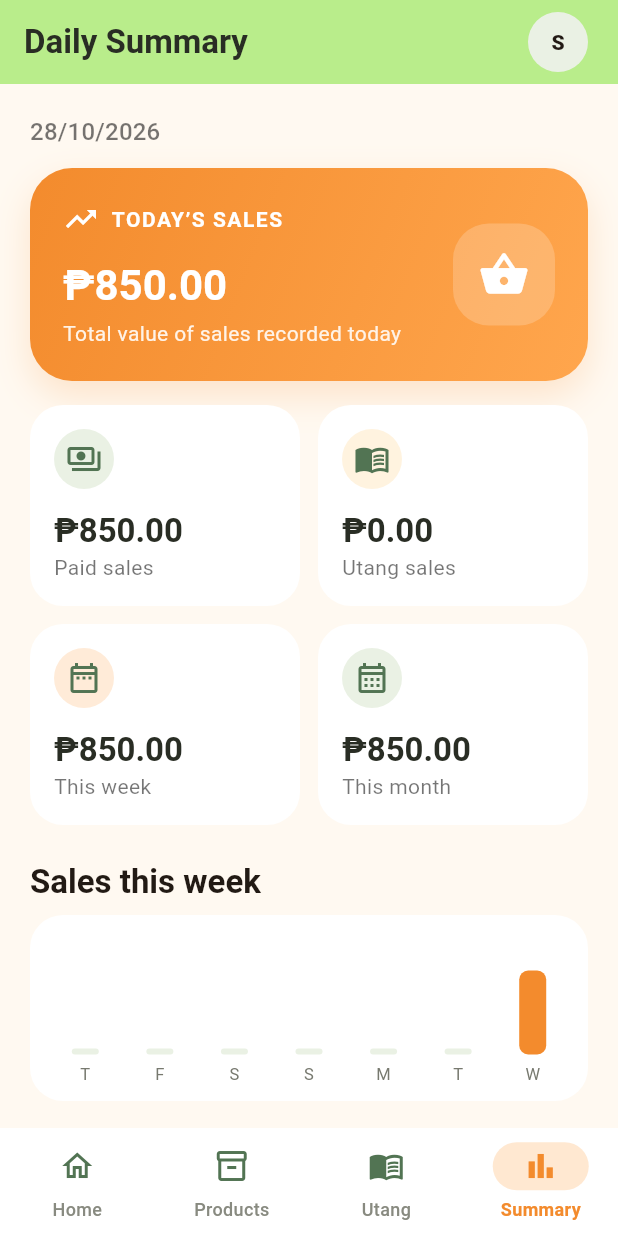
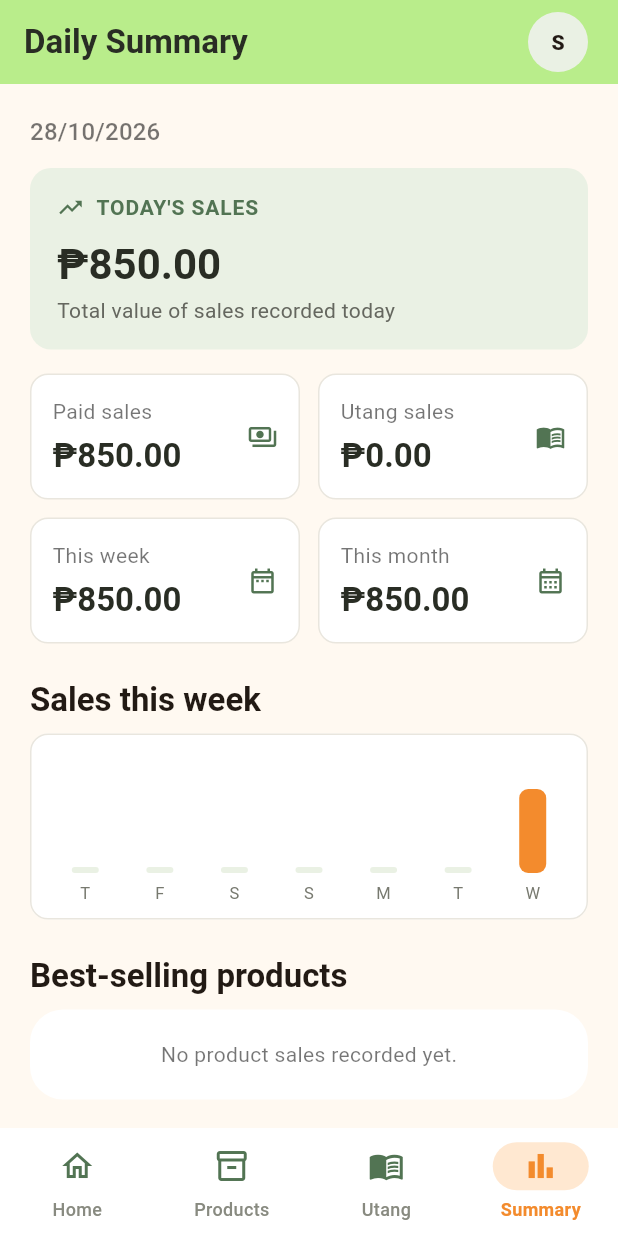
Before and after one commit to camellakimblancia-24-lgtm/TindaHub, a Flutter app: the screen it shows after launch, item 4 of the bottom bar chosen, on a phone screen of 412 x 824 dp. Run offline on Flutter 3.47's test engine with Material 3 defaults, Android fonts, the phone set to English and light mode, and no system bars; our stand-ins replace file_picker; network calls fail.

Commit message:
Refine daily sales summary card styling

```diff
--- a/tindahub/lib/main.dart
+++ b/tindahub/lib/main.dart
@@ -1247,71 +1247,41 @@ class _SalesOverviewCard extends StatelessWidget {
 
   @override
   Widget build(BuildContext context) => Container(
-    padding: const EdgeInsets.all(22),
+    width: double.infinity,
+    padding: const EdgeInsets.symmetric(horizontal: 18, vertical: 16),
     decoration: BoxDecoration(
-      borderRadius: BorderRadius.circular(28),
-      gradient: const LinearGradient(
-        begin: Alignment.topLeft,
-        end: Alignment.bottomRight,
-        colors: [_orange, Color(0xFFFFA64D)],
-      ),
-      boxShadow: const [
-        BoxShadow(
-          color: Color(0x33F38B2D),
-          blurRadius: 20,
-          offset: Offset(0, 10),
-        ),
-      ],
-    ),
-    child: Row(
-      children: [
-        Expanded(
+      color: _lightGreen,
+      borderRadius: BorderRadius.circular(14),
+    ),
     child: Column(
       crossAxisAlignment: CrossAxisAlignment.start,
       children: [
         const Row(
           children: [
-                  Icon(Icons.trending_up, color: Colors.white),
+            Icon(Icons.trending_up, color: _green, size: 18),
             SizedBox(width: 8),
             Text(
-                    'TODAY’S SALES',
+              "TODAY'S SALES",
               style: TextStyle(
-                      color: Colors.white,
-                      letterSpacing: 1,
+                color: _green,
+                letterSpacing: 0.6,
                 fontWeight: FontWeight.w700,
               ),
             ),
           ],
         ),
-              const SizedBox(height: 14),
+        const SizedBox(height: 10),
         Text(
           _peso(amount),
           style: Theme.of(context).textTheme.headlineMedium?.copyWith(
-                  color: Colors.white,
-                  fontWeight: FontWeight.bold,
-                ),
-              ),
-              const SizedBox(height: 4),
+            color: _ink,
+            fontWeight: FontWeight.w700,
+          ),
+        ),
+        const SizedBox(height: 3),
         const Text(
           'Total value of sales recorded today',
-                style: TextStyle(color: Color(0xFFFFF3E7)),
-              ),
-            ],
-          ),
-        ),
-        const SizedBox(width: 10),
-        Container(
-          width: 68,
-          height: 68,
-          decoration: BoxDecoration(
-            color: Colors.white.withValues(alpha: 0.2),
-            borderRadius: BorderRadius.circular(24),
-          ),
-          child: const Icon(
-            Icons.shopping_basket_rounded,
-            color: Colors.white,
-            size: 34,
-          ),
+          style: TextStyle(color: Color(0xFF65675F)),
         ),
       ],
     ),
@@ -1323,44 +1293,42 @@ class _MetricCard extends StatelessWidget {
     required this.icon,
     required this.label,
     required this.value,
-    required this.tint,
-    required this.onTap,
   });
 
   final IconData icon;
   final String label;
   final String value;
-  final Color tint;
-  final VoidCallback onTap;
-
-  @override
-  Widget build(BuildContext context) => Card(
-    elevation: 0,
+
+  @override
+  Widget build(BuildContext context) => Container(
+    padding: const EdgeInsets.all(14),
+    decoration: BoxDecoration(
       color: Colors.white,
-    child: InkWell(
-      borderRadius: BorderRadius.circular(22),
-      onTap: onTap,
-      child: Padding(
-        padding: const EdgeInsets.all(16),
+      borderRadius: BorderRadius.circular(12),
+      border: Border.all(color: const Color(0xFFE9E6DE)),
+    ),
+    child: Row(
+      children: [
+        Expanded(
           child: Column(
             crossAxisAlignment: CrossAxisAlignment.start,
-          children: [
-            CircleAvatar(
-              backgroundColor: tint,
-              child: Icon(icon, color: _green),
-            ),
-            const SizedBox(height: 14),
+            mainAxisAlignment: MainAxisAlignment.center,
+            children: [
+              Text(label, style: const TextStyle(color: Colors.black54)),
+              const SizedBox(height: 6),
               Text(
                 value,
                 style: Theme.of(context).textTheme.titleLarge?.copyWith(
-                fontWeight: FontWeight.bold,
+                  fontWeight: FontWeight.w700,
                   color: _ink,
                 ),
               ),
-            Text(label, style: const TextStyle(color: Colors.black54)),
-          ],
-        ),
-      ),
+            ],
+          ),
+        ),
+        const SizedBox(width: 8),
+        Icon(icon, color: _green, size: 20),
+      ],
     ),
   );
 }
@@ -2581,8 +2549,6 @@ class DailySummaryScreen extends StatelessWidget {
                 icon: Icons.payments_outlined,
                 label: 'Paid sales',
                 value: _peso(paid),
-                tint: _lightGreen,
-                onTap: () {},
               ),
             ),
             const SizedBox(width: 12),
@@ -2591,8 +2557,6 @@ class DailySummaryScreen extends StatelessWidget {
                 icon: Icons.menu_book_outlined,
                 label: 'Utang sales',
                 value: _peso(credit),
-                tint: const Color(0xFFFFF3DF),
-                onTap: () {},
               ),
             ),
           ],
@@ -2605,8 +2569,6 @@ class DailySummaryScreen extends StatelessWidget {
                 icon: Icons.date_range_outlined,
                 label: 'This week',
                 value: _peso(weekTotal),
-                tint: const Color(0xFFFFEBD8),
-                onTap: () {},
               ),
             ),
             const SizedBox(width: 12),
@@ -2615,8 +2577,6 @@ class DailySummaryScreen extends StatelessWidget {
                 icon: Icons.calendar_month_outlined,
                 label: 'This month',
                 value: _peso(monthTotal),
-                tint: _lightGreen,
-                onTap: () {},
               ),
             ),
           ],
@@ -2732,6 +2692,10 @@ class _WeeklySalesChart extends StatelessWidget {
     return Card(
       elevation: 0,
       color: Colors.white,
+      shape: RoundedRectangleBorder(
+        borderRadius: BorderRadius.circular(12),
+        side: const BorderSide(color: Color(0xFFE9E6DE)),
+      ),
       child: Padding(
         padding: const EdgeInsets.fromLTRB(12, 14, 12, 10),
         child: SizedBox(
```
Lines whose indentation alone changed are shown as unchanged.
